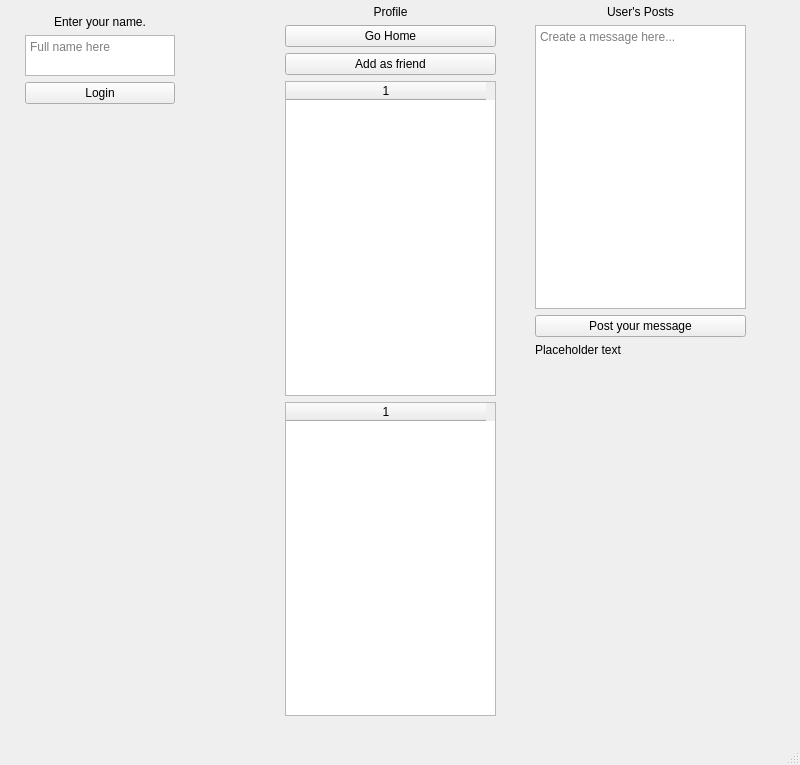
Above: SocialNetwork/socialnetworkwindow.ui from Westy05/Social_Network_Project before the change. Below: the same form after it.
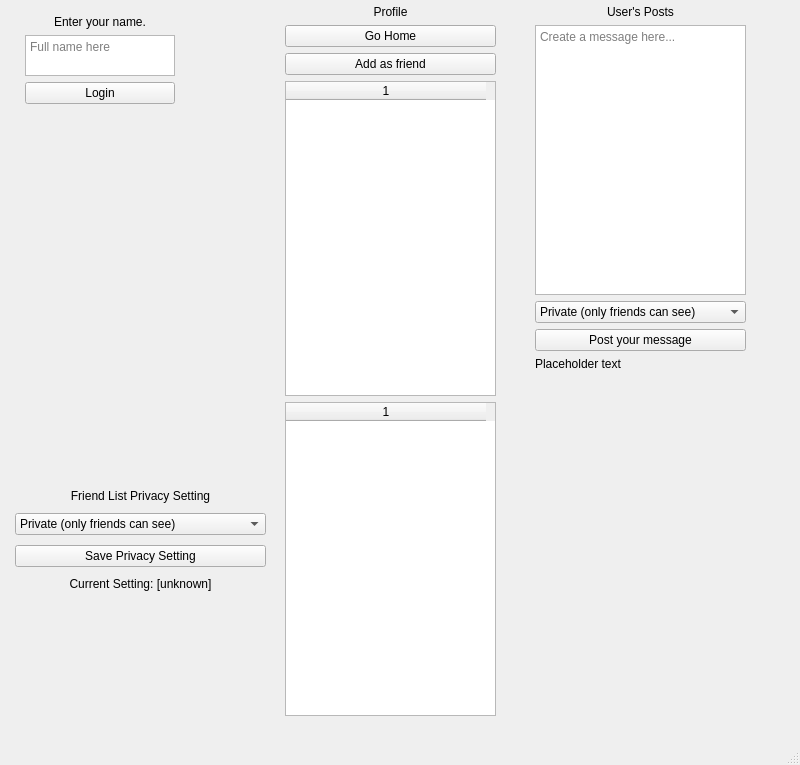
That is the form after the change.

Commit message: Add friend list and post privacy management and update UI accordingly

Patch:
```diff
--- a/SocialNetwork/socialnetworkwindow.ui
+++ b/SocialNetwork/socialnetworkwindow.ui
@@ -222,6 +222,25 @@
        </property>
       </widget>
      </item>
+     <item>
+      <widget class="QComboBox" name="postPrivacySelector">
+       <item>
+        <property name="text">
+         <string>Private (only friends can see)</string>
+        </property>
+       </item>
+       <item>
+        <property name="text">
+         <string>Public (everyone can see)</string>
+        </property>
+       </item>
+       <item>
+        <property name="text">
+         <string>Semi-private (friends and friends of friends can see)</string>
+        </property>
+       </item>
+      </widget>
+     </item>
      <item>
       <widget class="QPushButton" name="postButton">
        <property name="text">
@@ -250,6 +269,100 @@
      </item>
     </layout>
    </widget>
+   <widget class="QWidget" name="verticalLayoutWidget_4">
+    <property name="geometry">
+     <rect>
+      <x>10</x>
+      <y>480</y>
+      <width>261</width>
+      <height>121</height>
+     </rect>
+    </property>
+    <layout class="QVBoxLayout" name="privacyLayout">
+     <property name="leftMargin">
+      <number>5</number>
+     </property>
+     <property name="topMargin">
+      <number>5</number>
+     </property>
+     <property name="rightMargin">
+      <number>5</number>
+     </property>
+     <property name="bottomMargin">
+      <number>5</number>
+     </property>
+     <item>
+      <widget class="QLabel" name="privacyTitle">
+       <property name="sizePolicy">
+        <sizepolicy hsizetype="Expanding" vsizetype="Fixed">
+         <horstretch>0</horstretch>
+         <verstretch>0</verstretch>
+        </sizepolicy>
+       </property>
+       <property name="minimumSize">
+        <size>
+         <width>0</width>
+         <height>5</height>
+        </size>
+       </property>
+       <property name="text">
+        <string>Friend List Privacy Setting</string>
+       </property>
+       <property name="alignment">
+        <set>Qt::AlignmentFlag::AlignCenter</set>
+       </property>
+      </widget>
+     </item>
+     <item>
+      <widget class="QComboBox" name="friendListPrivacySelector">
+       <item>
+        <property name="text">
+         <string>Private (only friends can see)</string>
+        </property>
+       </item>
+       <item>
+        <property name="text">
+         <string>Public (everyone can see)</string>
+        </property>
+       </item>
+       <item>
+        <property name="text">
+         <string>Semi-private (friends and friends of friends can see)</string>
+        </property>
+       </item>
+      </widget>
+     </item>
+     <item>
+      <widget class="QPushButton" name="savePrivacySetting">
+       <property name="text">
+        <string>Save Privacy Setting</string>
+       </property>
+      </widget>
+     </item>
+     <item>
+      <widget class="QLabel" name="currentPrivacy">
+       <property name="sizePolicy">
+        <sizepolicy hsizetype="Expanding" vsizetype="Fixed">
+         <horstretch>0</horstretch>
+         <verstretch>0</verstretch>
+        </sizepolicy>
+       </property>
+       <property name="minimumSize">
+        <size>
+         <width>0</width>
+         <height>5</height>
+        </size>
+       </property>
+       <property name="text">
+        <string>Current Setting: [unknown]</string>
+       </property>
+       <property name="alignment">
+        <set>Qt::AlignmentFlag::AlignCenter</set>
+       </property>
+      </widget>
+     </item>
+    </layout>
+   </widget>
   </widget>
   <widget class="QMenuBar" name="menubar">
    <property name="geometry">
```
The commit also changes 3 other files.
